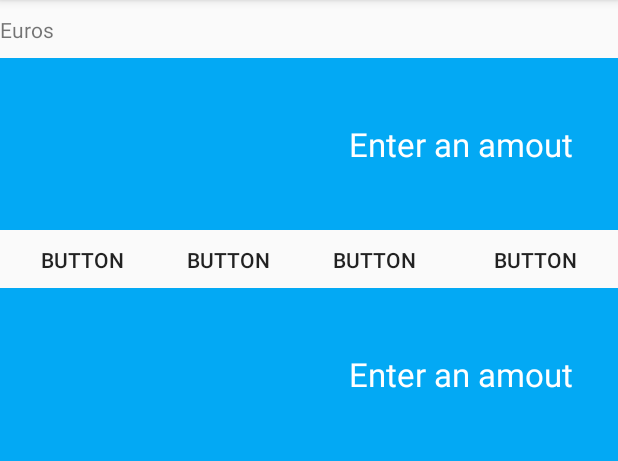
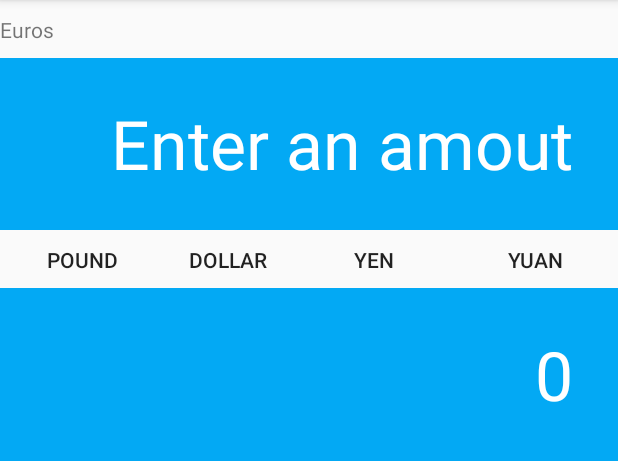
Before and after one commit to csanchezarisa/CFGS_DAM_2_-_Android_CalculadoraDivises, an Android app: the screen it shows after launch (MainActivity), on a phone screen of 412 x 824 dp, the part 84-545 px from its top. Run offline under Robolectric (Android 15) with nearby library versions, the phone set to English and light mode, and no system bars.

Commit message:
Texto en botones superiores y distribución layout

```diff
--- a/app/src/main/res/layout/activity_main.xml
+++ b/app/src/main/res/layout/activity_main.xml
@@ -11,7 +11,7 @@
         android:layout_width="wrap_content"
         android:layout_height="wrap_content"
         android:orientation="horizontal"
-        app:layout_constraintGuide_percent="0.4" />
+        app:layout_constraintGuide_percent="0.40" />
 
     <androidx.constraintlayout.widget.Guideline
         android:id="@+id/gLineResultat"
@@ -39,6 +39,7 @@
         android:layout_width="0dp"
         android:layout_height="wrap_content"
         android:text="@string/txtEuros"
+        android:textAppearance="@style/TextAppearance.AppCompat.Small"
         app:layout_constraintBottom_toTopOf="@+id/gLineInput"
         app:layout_constraintEnd_toEndOf="parent"
         app:layout_constraintStart_toStartOf="parent"
@@ -63,7 +64,7 @@
         android:background="#03A9F4"
         android:gravity="center_vertical|end"
         android:text="@string/txtInputDefault"
-        android:textAppearance="@style/TextAppearance.AppCompat.Large"
+        android:textAppearance="@style/TextAppearance.AppCompat.Display2"
         android:textColor="#FFFFFF"
         android:textColorHint="#FFFFFF"
         app:layout_constraintBottom_toTopOf="@+id/gLineSeleccionarDivisa"
@@ -91,8 +92,8 @@
         android:layout_marginEnd="30dp"
         android:background="#03A9F4"
         android:gravity="center_vertical|end"
-        android:text="@string/txtInputDefault"
-        android:textAppearance="@style/TextAppearance.AppCompat.Large"
+        android:text="0"
+        android:textAppearance="@style/TextAppearance.AppCompat.Display2"
         android:textColor="#FFFFFF"
         android:textColorHint="#FFFFFF"
         app:layout_constraintBottom_toTopOf="@+id/gLineMiddle"
@@ -116,30 +117,72 @@
             android:layout_height="wrap_content"
             android:layout_weight="1"
             android:background="#00FFFFFF"
-            android:text="Button" />
+            android:text="@string/btnLliures" />
 
         <Button
             android:id="@+id/btnDollar"
             android:layout_width="wrap_content"
             android:layout_height="wrap_content"
             android:background="#00FFFFFF"
-            android:text="Button" />
+            android:text="@string/btnDollar" />
 
         <Button
             android:id="@+id/btnYen"
             android:layout_width="wrap_content"
             android:layout_height="wrap_content"
+            android:layout_weight="1"
             android:background="#00FFFFFF"
-            android:layout_weight="1"
-            android:text="Button" />
+            android:text="@string/btnYen" />
 
         <Button
             android:id="@+id/btnYuan"
             android:layout_width="wrap_content"
             android:layout_height="wrap_content"
+            android:layout_weight="1"
             android:background="#00FFFFFF"
-            android:layout_weight="1"
-            android:text="Button" />
+            android:text="@string/btnYuan" />
     </LinearLayout>
 
+    <androidx.constraintlayout.widget.Guideline
+        android:id="@+id/gLineFila1"
+        android:layout_width="wrap_content"
+        android:layout_height="wrap_content"
+        android:orientation="horizontal"
+        app:layout_constraintGuide_percent="0.55" />
+
+    <androidx.constraintlayout.widget.Guideline
+        android:id="@+id/gLineFila2"
+        android:layout_width="wrap_content"
+        android:layout_height="wrap_content"
+        android:orientation="horizontal"
+        app:layout_constraintGuide_percent="0.70" />
+
+    <androidx.constraintlayout.widget.Guideline
+        android:id="@+id/gLineFila3"
+        android:layout_width="wrap_content"
+        android:layout_height="wrap_content"
+        android:orientation="horizontal"
+        app:layout_constraintGuide_percent="0.85" />
+
+    <androidx.constraintlayout.widget.Guideline
+        android:id="@+id/gLineColum1"
+        android:layout_width="wrap_content"
+        android:layout_height="wrap_content"
+        android:orientation="vertical"
+        app:layout_constraintGuide_percent="0.25" />
+
+    <androidx.constraintlayout.widget.Guideline
+        android:id="@+id/gLineColum2"
+        android:layout_width="wrap_content"
+        android:layout_height="wrap_content"
+        android:orientation="vertical"
+        app:layout_constraintGuide_percent="0.5" />
+
+    <androidx.constraintlayout.widget.Guideline
+        android:id="@+id/gLineColum3"
+        android:layout_width="wrap_content"
+        android:layout_height="wrap_content"
+        android:orientation="vertical"
+        app:layout_constraintGuide_percent="0.75" />
+
 </androidx.constraintlayout.widget.ConstraintLayout>
--- a/app/src/main/res/values/strings.xml
+++ b/app/src/main/res/values/strings.xml
@@ -2,4 +2,8 @@
     <string name="app_name">CalculadoraDivises</string>
     <string name="txtEuros">Euros</string>
     <string name="txtInputDefault">Enter an amout</string>
+    <string name="btnLliures">Pound</string>
+    <string name="btnDollar">Dollar</string>
+    <string name="btnYen">Yen</string>
+    <string name="btnYuan">Yuan</string>
 </resources>
```
Also changed, not shown: 1 other file.
